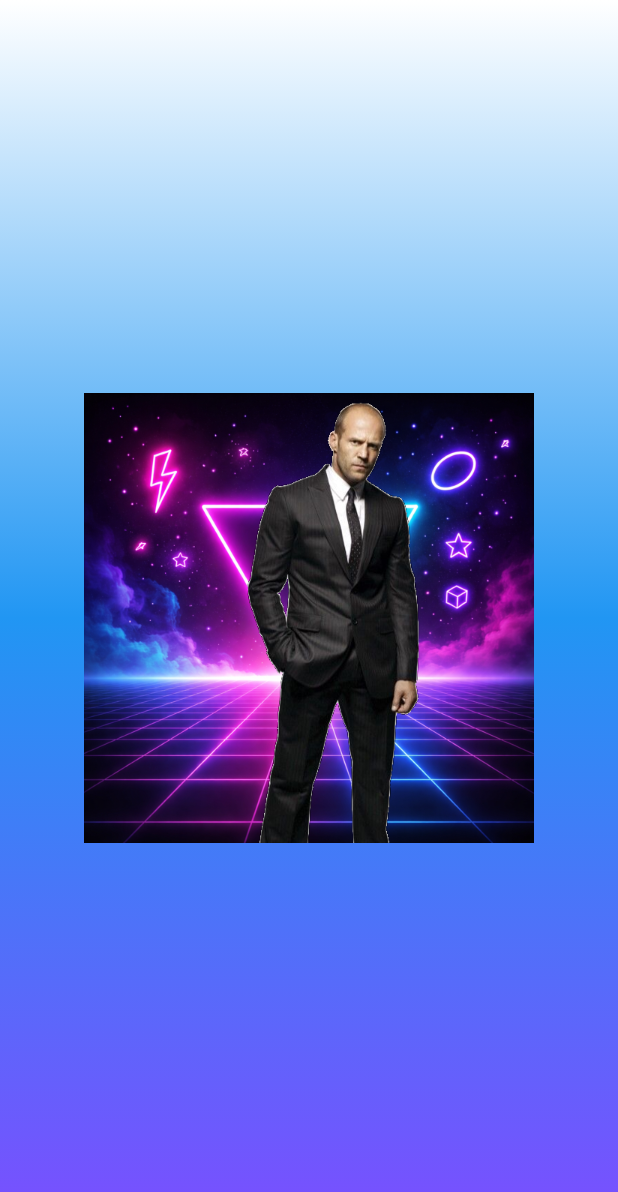
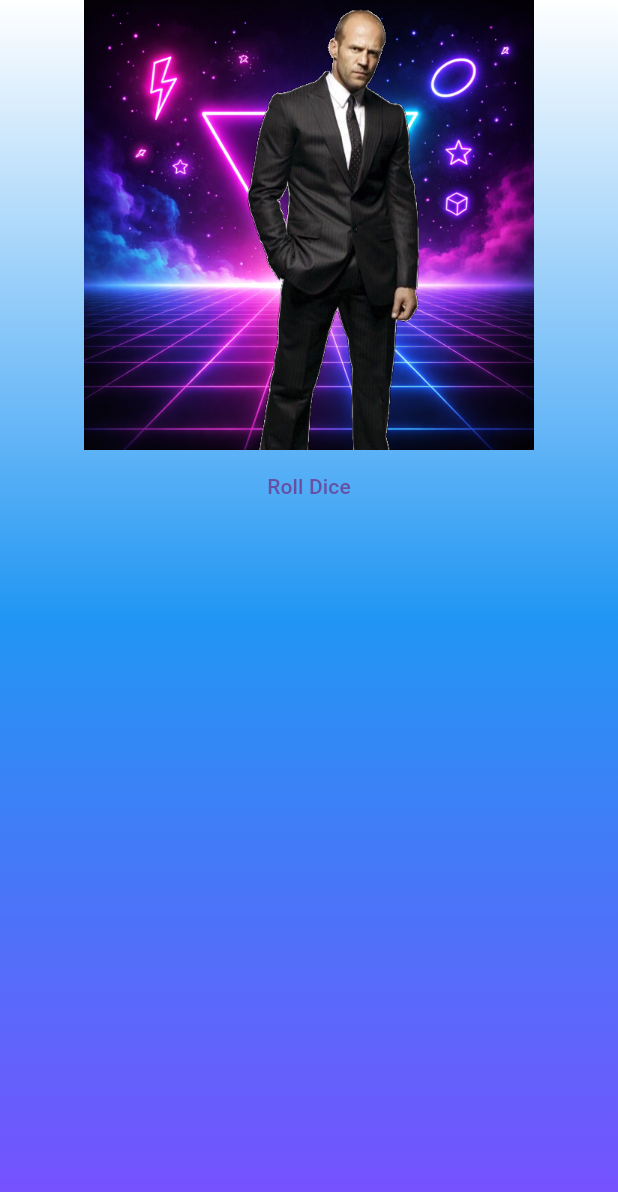
Before and after one commit to Sofia1-min/Flutter_Lab4, a Flutter app: the screen it shows after launch, on a phone screen of 412 x 824 dp. Shown: the top 1192 px of the screen. Run offline on Flutter 3.47's test engine with Material 3 defaults, Android fonts, the phone set to English and light mode, and no system bars.

Commit message:
Add Roll Dice button

```diff
--- a/lib/gradient_container.dart
+++ b/lib/gradient_container.dart
@@ -11,6 +11,8 @@ class GradientContainer extends StatelessWidget {
   this.color2,
   this.color3,
   {super.key});
+  void rollDice() {}
+
   @override
   Widget build(BuildContext context) {
     return Container(decoration: BoxDecoration(
@@ -20,8 +22,14 @@ class GradientContainer extends StatelessWidget {
       ),
     ),
     child: Center(
-      child: Image.asset('assets/images/dice-1.png',
-      width: 300,
+      child: Column(
+        children: [
+          Image.asset('assets/images/dice-1.png',
+          width: 300,
+          ),
+          TextButton(onPressed: rollDice, child: Text("Roll Dice"),
+          ),
+        ],
       ),
     ),
     );
```
